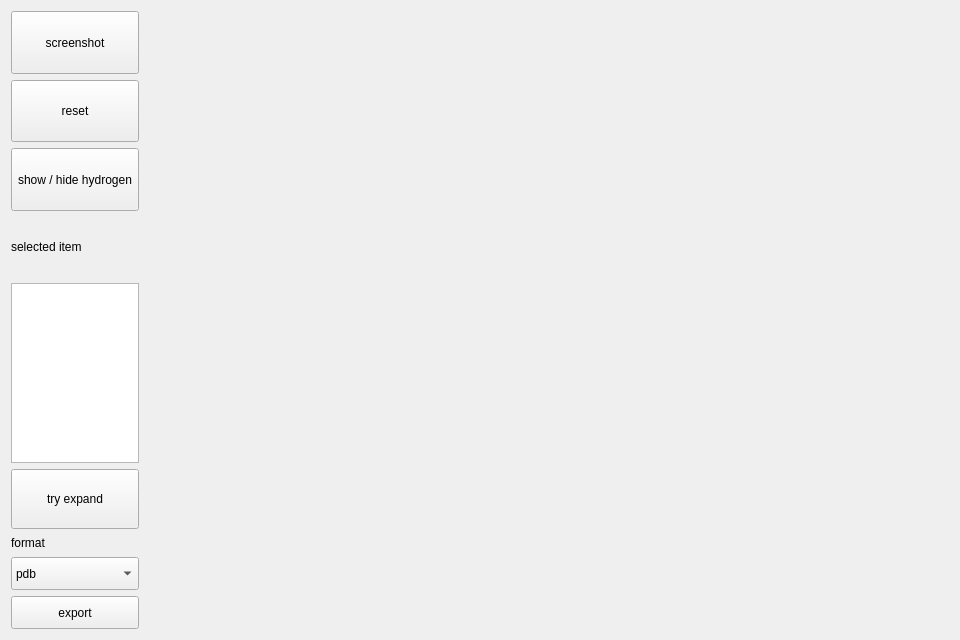
This is app/ui/view3d_widget.ui in xuguodong1999/COCR as Qt 5 draws it before an edit. The edited form follows.
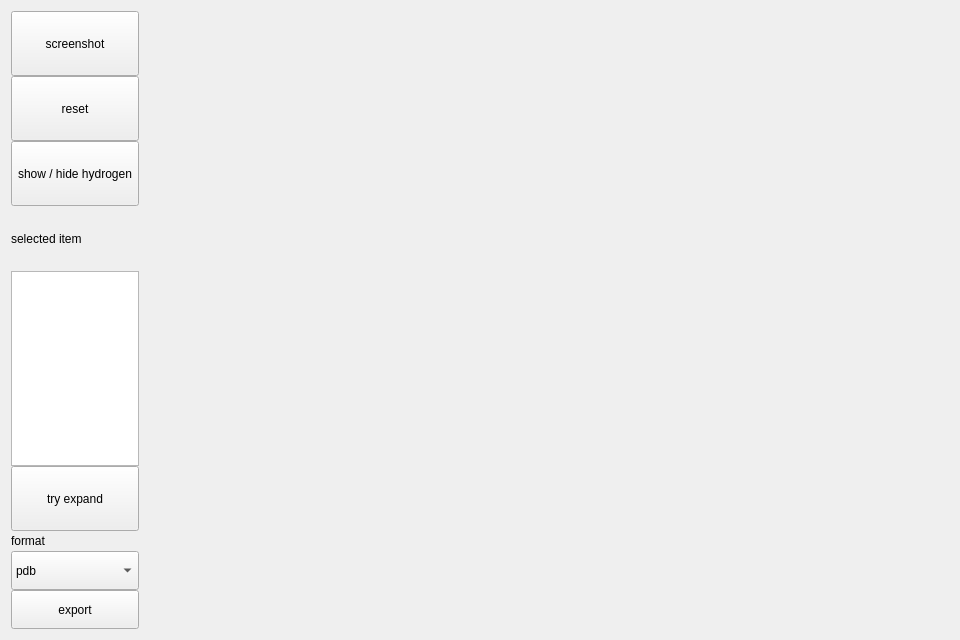
This is the edited form.

```diff
--- a/app/ui/view3d_widget.ui
+++ b/app/ui/view3d_widget.ui
@@ -16,6 +16,9 @@
         <layout class="QHBoxLayout" name="horizontalLayout" stretch="1,9">
             <item>
                 <layout class="QVBoxLayout" name="v3d_ctrl_layout" stretch="2,2,2,10,3">
+     <property name="spacing">
+      <number>0</number>
+     </property>
                     <item>
                         <widget class="QToolButton" name="shot_btn">
                             <property name="sizePolicy">
```
Lines whose indentation alone changed are shown as unchanged.
